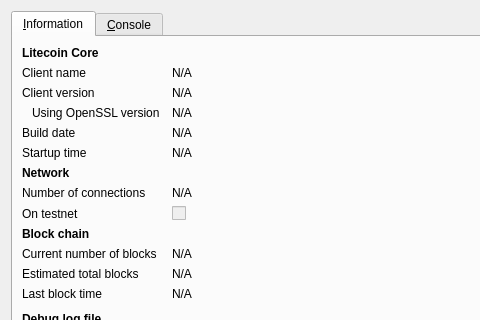
Above: src/qt/forms/rpcconsole.ui from JohnKeyCoin/JohnKeyoin before the change; both pictures show x 0 to 480 and y 0 to 320 of the 740 by 450 pixel window. Below: the same form after it.
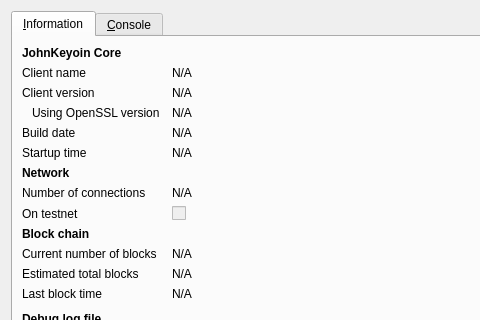
That is the form after the change. Icons and pictures are not drawn.

What changed in the file:
```diff
--- a/src/qt/forms/rpcconsole.ui
+++ b/src/qt/forms/rpcconsole.ui
@@ -36,7 +36,7 @@
           </font>
          </property>
          <property name="text">
-          <string>Litecoin Core</string>
+          <string>JohnKeyoin Core</string>
          </property>
         </widget>
        </item>
```
Left out of the diff: 6 changed lines with no effect on the pictures.
